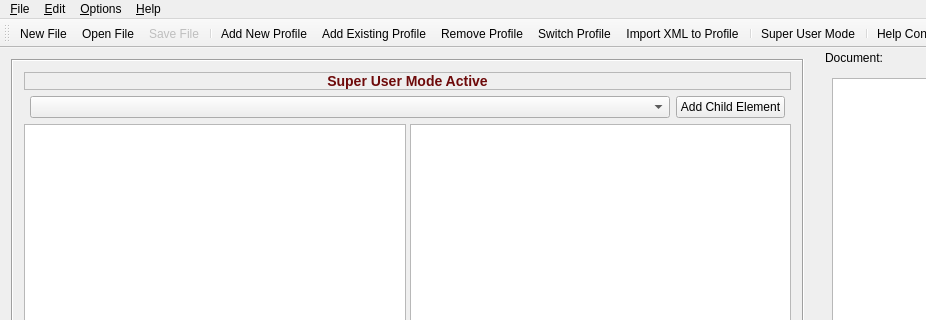
Qt form GCXMLGenerator/gcmainwindow.ui (goblincoding/xmlmill) before a commit; both pictures show x 0 to 926 and y 0 to 320 of the 1099 by 659 pixel window.
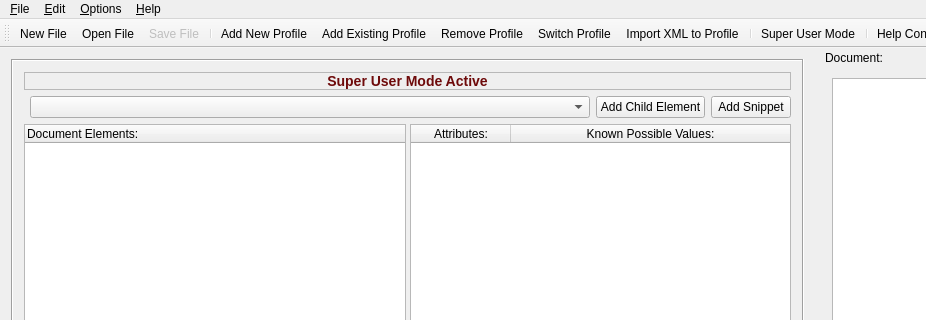
The same form after that commit. Icons and pictures are not drawn.

Commit message: Added GCSnippetForm, but it doesn't work at all (in fact, it currently causes segmentation faults).

Patch:
```diff
--- a/GCXMLGenerator/gcmainwindow.ui
+++ b/GCXMLGenerator/gcmainwindow.ui
@@ -75,6 +75,13 @@
            </property>
           </widget>
          </item>
+         <item row="1" column="3">
+          <widget class="QPushButton" name="addSnippetButton">
+           <property name="text">
+            <string>Add Snippet</string>
+           </property>
+          </widget>
+         </item>
         </layout>
        </item>
        <item>
@@ -105,7 +112,7 @@
            <bool>true</bool>
           </property>
           <attribute name="headerVisible">
-           <bool>false</bool>
+           <bool>true</bool>
           </attribute>
           <column>
            <property name="text">
@@ -124,7 +131,7 @@
            <number>2</number>
           </property>
           <attribute name="horizontalHeaderVisible">
-           <bool>false</bool>
+           <bool>true</bool>
           </attribute>
           <attribute name="horizontalHeaderCascadingSectionResizes">
            <bool>true</bool>
```
The commit also changes 9 other files.
